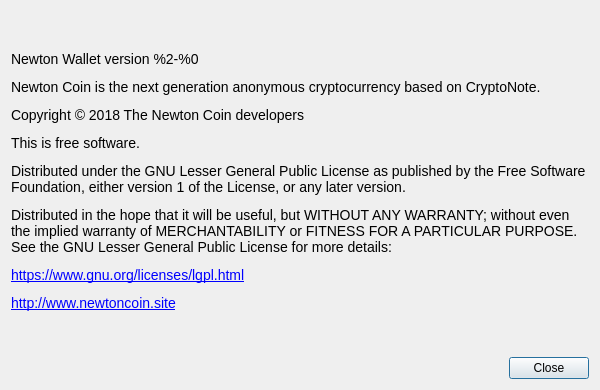
First picture: the form in src/Gui/Common/AboutDialog.ui, repository livenet123/NewtonWallet, before the edit.
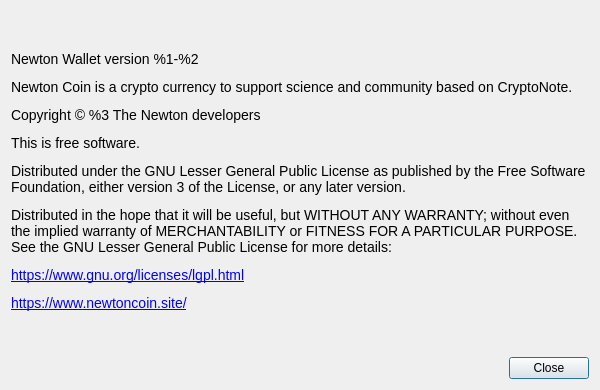
Second picture: the form after the edit. Custom widgets are drawn as their Qt base class.

Patch:
```diff
--- a/src/Gui/Common/AboutDialog.ui
+++ b/src/Gui/Common/AboutDialog.ui
@@ -40,429 +40,11 @@
        <verstretch>0</verstretch>
       </sizepolicy>
      </property>
-     <property name="palette">
-      <palette>
-       <active>
-        <colorrole role="WindowText">
-         <brush brushstyle="SolidPattern">
-          <color alpha="255">
-           <red>0</red>
-           <green>0</green>
-           <blue>0</blue>
-          </color>
-         </brush>
-        </colorrole>
-        <colorrole role="Button">
-         <brush brushstyle="SolidPattern">
-          <color alpha="255">
-           <red>213</red>
-           <green>255</green>
-           <blue>128</blue>
-          </color>
-         </brush>
-        </colorrole>
-        <colorrole role="Light">
-         <brush brushstyle="SolidPattern">
-          <color alpha="255">
-           <red>255</red>
-           <green>255</green>
-           <blue>255</blue>
-          </color>
-         </brush>
-        </colorrole>
-        <colorrole role="Midlight">
-         <brush brushstyle="SolidPattern">
-          <color alpha="255">
-           <red>234</red>
-           <green>255</green>
-           <blue>191</blue>
-          </color>
-         </brush>
-        </colorrole>
-        <colorrole role="Dark">
-         <brush brushstyle="SolidPattern">
-          <color alpha="255">
-           <red>106</red>
-           <green>127</green>
-           <blue>64</blue>
-          </color>
-         </brush>
-        </colorrole>
-        <colorrole role="Mid">
-         <brush brushstyle="SolidPattern">
-          <color alpha="255">
-           <red>142</red>
-           <green>170</green>
-           <blue>85</blue>
-          </color>
-         </brush>
-        </colorrole>
-        <colorrole role="Text">
-         <brush brushstyle="SolidPattern">
-          <color alpha="255">
-           <red>0</red>
-           <green>0</green>
-           <blue>0</blue>
-          </color>
-         </brush>
-        </colorrole>
-        <colorrole role="BrightText">
-         <brush brushstyle="SolidPattern">
-          <color alpha="255">
-           <red>255</red>
-           <green>255</green>
-           <blue>255</blue>
-          </color>
-         </brush>
-        </colorrole>
-        <colorrole role="ButtonText">
-         <brush brushstyle="SolidPattern">
-          <color alpha="255">
-           <red>0</red>
-           <green>0</green>
-           <blue>0</blue>
-          </color>
-         </brush>
-        </colorrole>
-        <colorrole role="Base">
-         <brush brushstyle="SolidPattern">
-          <color alpha="255">
-           <red>255</red>
-           <green>255</green>
-           <blue>255</blue>
-          </color>
-         </brush>
-        </colorrole>
-        <colorrole role="Window">
-         <brush brushstyle="SolidPattern">
-          <color alpha="255">
-           <red>213</red>
-           <green>255</green>
-           <blue>128</blue>
-          </color>
-         </brush>
-        </colorrole>
-        <colorrole role="Shadow">
-         <brush brushstyle="SolidPattern">
-          <color alpha="255">
-           <red>0</red>
-           <green>0</green>
-           <blue>0</blue>
-          </color>
-         </brush>
-        </colorrole>
-        <colorrole role="AlternateBase">
-         <brush brushstyle="SolidPattern">
-          <color alpha="255">
-           <red>234</red>
-           <green>255</green>
-           <blue>191</blue>
-          </color>
-         </brush>
-        </colorrole>
-        <colorrole role="ToolTipBase">
-         <brush brushstyle="SolidPattern">
-          <color alpha="255">
-           <red>255</red>
-           <green>255</green>
-           <blue>220</blue>
-          </color>
-         </brush>
-        </colorrole>
-        <colorrole role="ToolTipText">
-         <brush brushstyle="SolidPattern">
-          <color alpha="255">
-           <red>0</red>
-           <green>0</green>
-           <blue>0</blue>
-          </color>
-         </brush>
-        </colorrole>
-       </active>
-       <inactive>
-        <colorrole role="WindowText">
-         <brush brushstyle="SolidPattern">
-          <color alpha="255">
-           <red>0</red>
-           <green>0</green>
-           <blue>0</blue>
-          </color>
-         </brush>
-        </colorrole>
-        <colorrole role="Button">
-         <brush brushstyle="SolidPattern">
-          <color alpha="255">
-           <red>213</red>
-           <green>255</green>
-           <blue>128</blue>
-          </color>
-         </brush>
-        </colorrole>
-        <colorrole role="Light">
-         <brush brushstyle="SolidPattern">
-          <color alpha="255">
-           <red>255</red>
-           <green>255</green>
-           <blue>255</blue>
-          </color>
-         </brush>
-        </colorrole>
-        <colorrole role="Midlight">
-         <brush brushstyle="SolidPattern">
-          <color alpha="255">
-           <red>234</red>
-           <green>255</green>
-           <blue>191</blue>
-          </color>
-         </brush>
-        </colorrole>
-        <colorrole role="Dark">
-         <brush brushstyle="SolidPattern">
-          <color alpha="255">
-           <red>106</red>
-           <green>127</green>
-           <blue>64</blue>
-          </color>
-         </brush>
-        </colorrole>
-        <colorrole role="Mid">
-         <brush brushstyle="SolidPattern">
-          <color alpha="255">
-           <red>142</red>
-           <green>170</green>
-           <blue>85</blue>
-          </color>
-         </brush>
-        </colorrole>
-        <colorrole role="Text">
-         <brush brushstyle="SolidPattern">
-          <color alpha="255">
-           <red>0</red>
-           <green>0</green>
-           <blue>0</blue>
-          </color>
-         </brush>
-        </colorrole>
-        <colorrole role="BrightText">
-         <brush brushstyle="SolidPattern">
-          <color alpha="255">
-           <red>255</red>
-           <green>255</green>
-           <blue>255</blue>
-          </color>
-         </brush>
-        </colorrole>
-        <colorrole role="ButtonText">
-         <brush brushstyle="SolidPattern">
-          <color alpha="255">
-           <red>0</red>
-           <green>0</green>
-           <blue>0</blue>
-          </color>
-         </brush>
-        </colorrole>
-        <colorrole role="Base">
-         <brush brushstyle="SolidPattern">
-          <color alpha="255">
-           <red>255</red>
-           <green>255</green>
-           <blue>255</blue>
-          </color>
-         </brush>
-        </colorrole>
-        <colorrole role="Window">
-         <brush brushstyle="SolidPattern">
-          <color alpha="255">
-           <red>213</red>
-           <green>255</green>
-           <blue>128</blue>
-          </color>
-         </brush>
-        </colorrole>
-        <colorrole role="Shadow">
-         <brush brushstyle="SolidPattern">
-          <color alpha="255">
-           <red>0</red>
-           <green>0</green>
-           <blue>0</blue>
-          </color>
-         </brush>
-        </colorrole>
-        <colorrole role="AlternateBase">
-         <brush brushstyle="SolidPattern">
-          <color alpha="255">
-           <red>234</red>
-           <green>255</green>
-           <blue>191</blue>
-          </color>
-         </brush>
-        </colorrole>
-        <colorrole role="ToolTipBase">
-         <brush brushstyle="SolidPattern">
-          <color alpha="255">
-           <red>255</red>
-           <green>255</green>
-           <blue>220</blue>
-          </color>
-         </brush>
-        </colorrole>
-        <colorrole role="ToolTipText">
-         <brush brushstyle="SolidPattern">
-          <color alpha="255">
-           <red>0</red>
-           <green>0</green>
-           <blue>0</blue>
-          </color>
-         </brush>
-        </colorrole>
-       </inactive>
-       <disabled>
-        <colorrole role="WindowText">
-         <brush brushstyle="SolidPattern">
-          <color alpha="255">
-           <red>106</red>
-           <green>127</green>
-           <blue>64</blue>
-          </color>
-         </brush>
-        </colorrole>
-        <colorrole role="Button">
-         <brush brushstyle="SolidPattern">
-          <color alpha="255">
-           <red>213</red>
-           <green>255</green>
-           <blue>128</blue>
-          </color>
-         </brush>
-        </colorrole>
-        <colorrole role="Light">
-         <brush brushstyle="SolidPattern">
-          <color alpha="255">
-           <red>255</red>
-           <green>255</green>
-           <blue>255</blue>
-          </color>
-         </brush>
-        </colorrole>
-        <colorrole role="Midlight">
-         <brush brushstyle="SolidPattern">
-          <color alpha="255">
-           <red>234</red>
-           <green>255</green>
-           <blue>191</blue>
-          </color>
-         </brush>
-        </colorrole>
-        <colorrole role="Dark">
-         <brush brushstyle="SolidPattern">
-          <color alpha="255">
-           <red>106</red>
-           <green>127</green>
-           <blue>64</blue>
-          </color>
-         </brush>
-        </colorrole>
-        <colorrole role="Mid">
-         <brush brushstyle="SolidPattern">
-          <color alpha="255">
-           <red>142</red>
-           <green>170</green>
-           <blue>85</blue>
-          </color>
-         </brush>
-        </colorrole>
-        <colorrole role="Text">
-         <brush brushstyle="SolidPattern">
-          <color alpha="255">
-           <red>106</red>
-           <green>127</green>
-           <blue>64</blue>
-          </color>
-         </brush>
-        </colorrole>
-        <colorrole role="BrightText">
-         <brush brushstyle="SolidPattern">
-          <color alpha="255">
-           <red>255</red>
-           <green>255</green>
-           <blue>255</blue>
-          </color>
-         </brush>
-        </colorrole>
-        <colorrole role="ButtonText">
-         <brush brushstyle="SolidPattern">
-          <color alpha="255">
-           <red>106</red>
-           <green>127</green>
-           <blue>64</blue>
-          </color>
-         </brush>
-        </colorrole>
-        <colorrole role="Base">
-         <brush brushstyle="SolidPattern">
-          <color alpha="255">
-           <red>213</red>
-           <green>255</green>
-           <blue>128</blue>
-          </color>
-         </brush>
-        </colorrole>
-        <colorrole role="Window">
-         <brush brushstyle="SolidPattern">
-          <color alpha="255">
-           <red>213</red>
-           <green>255</green>
-           <blue>128</blue>
-          </color>
-         </brush>
-        </colorrole>
-        <colorrole role="Shadow">
-         <brush brushstyle="SolidPattern">
-          <color alpha="255">
-           <red>0</red>
-           <green>0</green>
-           <blue>0</blue>
-          </color>
-         </brush>
-        </colorrole>
-        <colorrole role="AlternateBase">
-         <brush brushstyle="SolidPattern">
-          <color alpha="255">
-           <red>213</red>
-           <green>255</green>
-           <blue>128</blue>
-          </color>
-         </brush>
-        </colorrole>
-        <colorrole role="ToolTipBase">
-         <brush brushstyle="SolidPattern">
-          <color alpha="255">
-           <red>255</red>
-           <green>255</green>
-           <blue>220</blue>
-          </color>
-         </brush>
-        </colorrole>
-        <colorrole role="ToolTipText">
-         <brush brushstyle="SolidPattern">
-          <color alpha="255">
-           <red>0</red>
-           <green>0</green>
-           <blue>0</blue>
-          </color>
-         </brush>
-        </colorrole>
-       </disabled>
-      </palette>
-     </property>
-     <property name="locale">
-      <locale language="English" country="UnitedStates"/>
-     </property>
      <property name="text">
-      <string>&lt;html&gt;&lt;head/&gt;&lt;body&gt;&lt;p&gt;&lt;span style=&quot; font-family:'Open Sans'; font-size:14px;&quot;&gt;Newton Wallet version %2-%0&lt;/span&gt;&lt;/p&gt;&lt;p&gt;&lt;span style=&quot; font-family:'Open Sans'; font-size:14px;&quot;&gt;Newton Coin is the next generation anonymous cryptocurrency based on CryptoNote.&lt;/span&gt;&lt;/p&gt;&lt;p&gt;&lt;span style=&quot; font-family:'Open Sans'; font-size:14px;&quot;&gt;Copyright © 2018 The Newton Coin developers&lt;/span&gt;&lt;/p&gt;&lt;p&gt;&lt;span style=&quot; font-family:'Open Sans'; font-size:14px;&quot;&gt;This is free software.&lt;/span&gt;&lt;/p&gt;&lt;p&gt;&lt;span style=&quot; font-family:'Open Sans'; font-size:14px;&quot;&gt;Distributed under the GNU Lesser General Public License as published by the Free Software Foundation, either version 1 of the License, or any later version.&lt;/span&gt;&lt;/p&gt;&lt;p&gt;&lt;span style=&quot; font-family:'Open Sans'; font-size:14px;&quot;&gt;Distributed in the hope that it will be useful, but WITHOUT ANY WARRANTY; without even the implied warranty of MERCHANTABILITY or FITNESS FOR A PARTICULAR PURPOSE. See the GNU Lesser General Public License for more details:&lt;/span&gt;&lt;/p&gt;&lt;p&gt;&lt;a href=&quot;https://www.gnu.org/licenses/lgpl.html&quot;&gt;&lt;span style=&quot; font-family:'Open Sans'; font-size:14px; text-decoration: underline; color:#0000ff;&quot;&gt;https://www.gnu.org/licenses/lgpl.html&lt;/span&gt;&lt;/a&gt;&lt;/p&gt;&lt;p&gt;&lt;a href=&quot;http://www.newtoncoin.site/&quot;&gt;&lt;span style=&quot; font-family:'Open Sans'; font-size:14px; text-decoration: underline; color:#0000ff;&quot;&gt;http://www.newtoncoin.site&lt;/span&gt;&lt;/a&gt;&lt;/p&gt;&lt;/body&gt;&lt;/html&gt;</string>
+      <string>&lt;html&gt;&lt;head/&gt;&lt;body&gt;&lt;p&gt;&lt;span style=&quot; font-family:'Open Sans'; font-size:14px;&quot;&gt;Newton Wallet version %1-%2&lt;/span&gt;&lt;/p&gt;&lt;p&gt;&lt;span style=&quot; font-family:'Open Sans'; font-size:14px;&quot;&gt;Newton Coin is a crypto currency to support science and community based on CryptoNote.&lt;/span&gt;&lt;/p&gt;&lt;p&gt;&lt;span style=&quot; font-family:'Open Sans'; font-size:14px;&quot;&gt;Copyright © %3 The Newton developers&lt;/span&gt;&lt;/p&gt;&lt;p&gt;&lt;span style=&quot; font-family:'Open Sans'; font-size:14px;&quot;&gt;This is free software.&lt;/span&gt;&lt;/p&gt;&lt;p&gt;&lt;span style=&quot; font-family:'Open Sans'; font-size:14px;&quot;&gt;Distributed under the GNU Lesser General Public License as published by the Free Software Foundation, either version 3 of the License, or any later version.&lt;/span&gt;&lt;/p&gt;&lt;p&gt;&lt;span style=&quot; font-family:'Open Sans'; font-size:14px;&quot;&gt;Distributed in the hope that it will be useful, but WITHOUT ANY WARRANTY; without even the implied warranty of MERCHANTABILITY or FITNESS FOR A PARTICULAR PURPOSE. See the GNU Lesser General Public License for more details:&lt;/span&gt;&lt;/p&gt;&lt;p&gt;&lt;a href=&quot;https://www.gnu.org/licenses/lgpl.html&quot;&gt;&lt;span style=&quot; font-family:'Open Sans'; font-size:14px; text-decoration: underline; color:#0000ff;&quot;&gt;https://www.gnu.org/licenses/lgpl.html&lt;/span&gt;&lt;/a&gt;&lt;/p&gt;&lt;p&gt;&lt;a href=&quot;https://www.newtoncoin.site/&quot;&gt;&lt;span style=&quot; font-family:'Open Sans'; font-size:14px; text-decoration: underline; color:#0000ff;&quot;&gt;https://www.newtoncoin.site/&lt;/span&gt;&lt;/a&gt;&lt;/p&gt;&lt;/body&gt;&lt;/html&gt;</string>
      </property>
      <property name="textFormat">
-      <enum>Qt::AutoText</enum>
+      <enum>Qt::RichText</enum>
      </property>
      <property name="wordWrap">
       <bool>true</bool>
```
Left out of the diff: 2 changed lines with no effect on the pictures.
